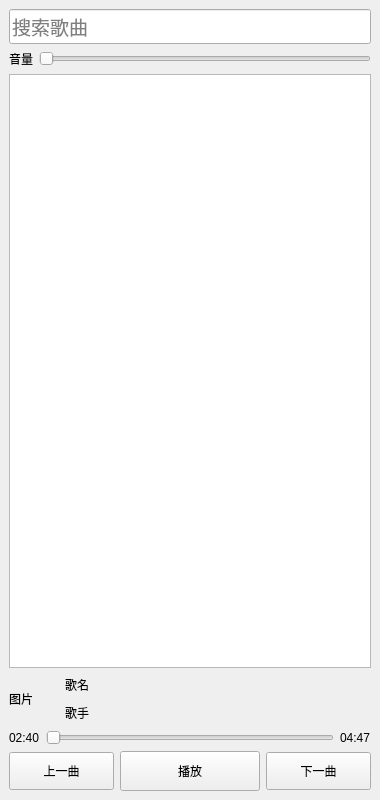
Above: com/zak/ui/LYTMusic.ui from obiecane/ZakMusic before the change. Below: the same form after it.
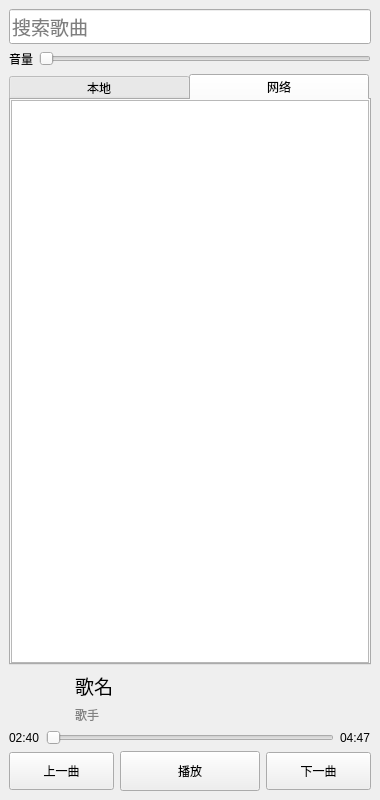
That is the form after the change.

Patch:
```diff
--- a/com/zak/ui/LYTMusic.ui
+++ b/com/zak/ui/LYTMusic.ui
@@ -77,9 +77,45 @@
                     <widget class="QStackedWidget" name="stackedWidget">
                         <widget class="QWidget" name="page">
                             <layout class="QVBoxLayout" name="verticalLayout_3">
-                                <property name="spacing">
+        <property name="leftMargin">
                                     <number>0</number>
                                 </property>
+        <property name="topMargin">
+         <number>0</number>
+        </property>
+        <property name="rightMargin">
+         <number>0</number>
+        </property>
+        <property name="bottomMargin">
+         <number>0</number>
+        </property>
+        <item>
+         <widget class="QTabWidget" name="tabWidget">
+          <property name="styleSheet">
+           <string notr="true">QTabBar::tab{width:180px;}</string>
+          </property>
+          <property name="tabShape">
+           <enum>QTabWidget::Rounded</enum>
+          </property>
+          <property name="currentIndex">
+           <number>1</number>
+          </property>
+          <property name="elideMode">
+           <enum>Qt::ElideMiddle</enum>
+          </property>
+          <property name="tabBarAutoHide">
+           <bool>true</bool>
+          </property>
+          <widget class="QWidget" name="tab">
+           <attribute name="title">
+            <string>本地</string>
+           </attribute>
+          </widget>
+          <widget class="QWidget" name="tab_2">
+           <attribute name="title">
+            <string>网络</string>
+           </attribute>
+           <layout class="QVBoxLayout" name="verticalLayout_4">
                                 <property name="leftMargin">
                                     <number>0</number>
                                 </property>
@@ -93,7 +129,11 @@
                                     <number>0</number>
                                 </property>
                                 <item>
-                                    <widget class="QListView" name="listView"/>
+             <widget class="QListWidget" name="listWidget"/>
+            </item>
+           </layout>
+          </widget>
+         </widget>
                                 </item>
                             </layout>
                         </widget>
@@ -101,7 +141,7 @@
                     </widget>
                 </item>
                 <item>
-                    <layout class="QHBoxLayout" name="horizontalLayout" stretch="1,3">
+     <layout class="QHBoxLayout" name="horizontalLayout" stretch="1,0,3">
                         <item>
                             <widget class="QLabel" name="pic_label">
                                 <property name="sizePolicy">
@@ -123,14 +163,41 @@
                                     <bool>false</bool>
                                 </property>
                                 <property name="text">
-                                    <string>图片</string>
+         <string/>
                                 </property>
                             </widget>
                         </item>
+      <item>
+       <spacer name="horizontalSpacer">
+        <property name="orientation">
+         <enum>Qt::Horizontal</enum>
+        </property>
+        <property name="sizeType">
+         <enum>QSizePolicy::Fixed</enum>
+        </property>
+        <property name="sizeHint" stdset="0">
+         <size>
+          <width>10</width>
+          <height>20</height>
+         </size>
+        </property>
+       </spacer>
+      </item>
                         <item>
                             <layout class="QVBoxLayout" name="verticalLayout">
                                 <item>
                                     <widget class="QLabel" name="song_label">
+          <property name="font">
+           <font>
+            <family>幼圆</family>
+            <pointsize>14</pointsize>
+            <weight>50</weight>
+            <bold>false</bold>
+           </font>
+          </property>
+          <property name="styleSheet">
+           <string notr="true">QLabel{color: black}</string>
+          </property>
                                         <property name="text">
                                             <string>歌名</string>
                                         </property>
@@ -138,6 +205,14 @@
                                 </item>
                                 <item>
                                     <widget class="QLabel" name="singer_label">
+          <property name="font">
+           <font>
+            <family>幼圆</family>
+           </font>
+          </property>
+          <property name="styleSheet">
+           <string notr="true">QLabel {color:gray}</string>
+          </property>
                                         <property name="text">
                                             <string>歌手</string>
                                         </property>
```
Left out of the diff: 3 changed lines with no effect on the pictures. Lines whose indentation alone changed are shown as unchanged.
